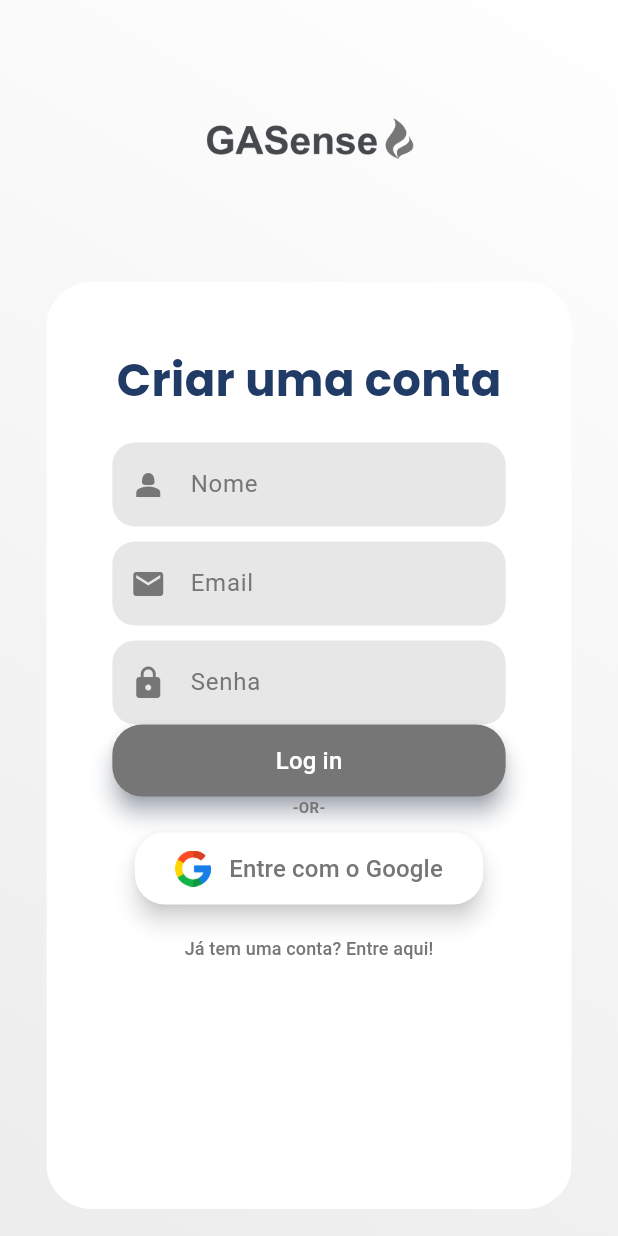
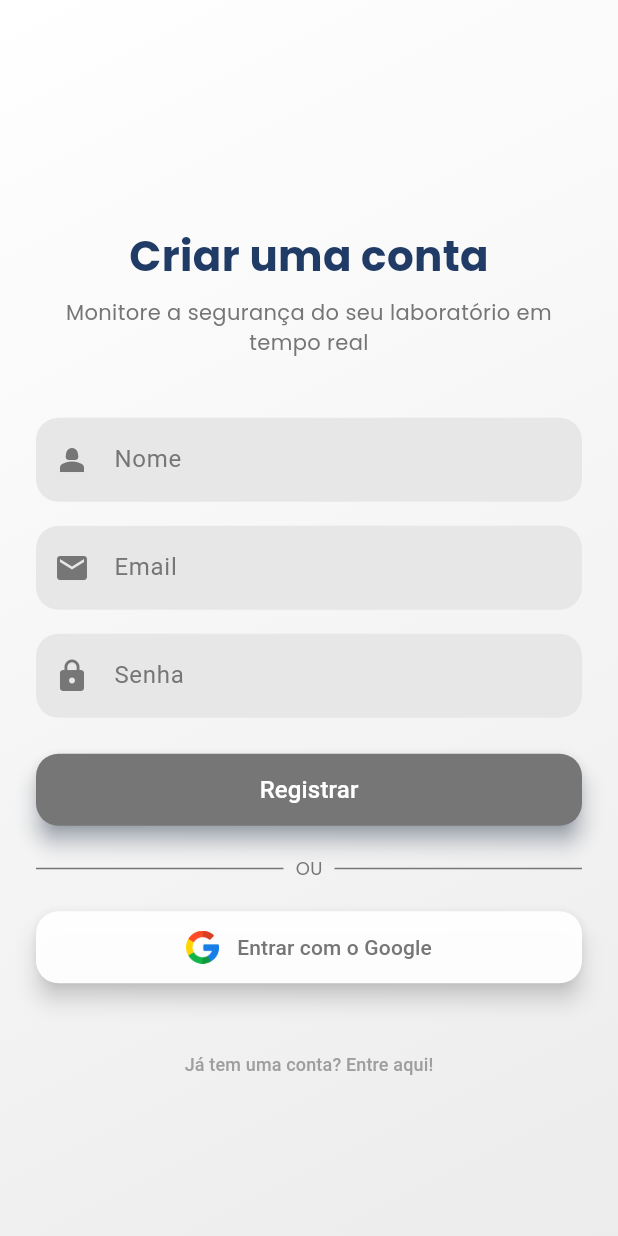
Before and after one commit to GASenseBiopark/frontend, a Flutter app: the SignUpPage screen opened directly, on a phone screen of 412 x 824 dp. Run offline on Flutter 3.47's test engine with Material 3 defaults, Android fonts, the light colour scheme and no system bars; our stand-ins replace google_fonts, sqflite; accounts and stored records are empty.

Commit message:
Design ajustados, tela de login, logon, welcome.

```diff
--- a/lib/pages/auth/sign_up.dart
+++ b/lib/pages/auth/sign_up.dart
@@ -12,173 +12,174 @@
 }
 
 class _SignUpPageState extends State<SignUpPage> {
+  final TextEditingController nomeController = TextEditingController();
   final TextEditingController emailController = TextEditingController();
   final TextEditingController senhaController = TextEditingController();
 
   @override
   Widget build(BuildContext context) {
-    return Scaffold(
-      body: Container(
-        decoration: BoxDecoration(
-          gradient: LinearGradient(
-            transform: GradientRotation(1),
-            begin: Alignment.topLeft,
-            end: Alignment.bottomRight,
-            colors: [
-              Color.fromARGB(255, 255, 255, 255),
-              Color.fromARGB(255, 236, 236, 236),
-            ],
+    final screenWidth = MediaQuery.of(context).size.width;
+    final bool isDesktop = screenWidth >= 800;
+
+    Widget content = Column(
+      crossAxisAlignment: CrossAxisAlignment.center,
+      children: [
+        if (!isDesktop) const SizedBox(height: 60),
+
+        Text(
+          "Criar uma conta",
+          style: AppText.titulo.copyWith(
+            fontSize: 28,
+            fontWeight: FontWeight.bold,
+            color: AppColors.blue,
           ),
         ),
-        width: double.infinity,
-        height: double.infinity,
-        child: Column(
-          mainAxisAlignment: MainAxisAlignment.center,
-          children: [
-            Image.asset('assets/logo2.png', width: 150, height: 150),
-            const SizedBox(height: 20),
-            ClipRRect(
-              borderRadius: const BorderRadius.all(Radius.circular(30)),
-              child: Container(
-                width: MediaQuery.of(context).size.width * 0.85,
-                height: MediaQuery.of(context).size.height * 0.75,
-                padding: const EdgeInsets.all(24),
-                decoration: const BoxDecoration(color: AppColors.white),
-                child: SingleChildScrollView(
-                  child: Padding(
-                    padding: const EdgeInsets.all(20.0),
-                    child: Column(
-                      children: [
-                        Text("Criar uma conta", style: AppText.titulo),
-                        const SizedBox(height: 20),
+        const SizedBox(height: 8),
+        Text(
+          "Monitore a segurança do seu laboratório em tempo real",
+          textAlign: TextAlign.center,
+          style: AppText.textoPequeno.copyWith(
+            fontSize: 14,
+            color: Colors.grey[600],
+          ),
+        ),
+        const SizedBox(height: 40),
         inputFormulario(
-                          controller: emailController,
+          controller: nomeController,
           textoLabel: "Nome",
           icone: Icons.person_2,
         ),
-                        const SizedBox(height: 10),
+        const SizedBox(height: 16),
         inputFormulario(
           controller: emailController,
           textoLabel: "Email",
           icone: Icons.email,
         ),
-                        const SizedBox(height: 10),
+        const SizedBox(height: 16),
         inputFormulario(
           controller: senhaController,
           textoLabel: "Senha",
           icone: Icons.lock,
         ),
-                        Padding(
-                          padding: const EdgeInsets.fromLTRB(0, 0, 0, 0),
-                          child: SizedBox(
+        const SizedBox(height: 24),
+        SizedBox(
           width: double.infinity,
           height: 48,
           child: ElevatedButton(
             onPressed: () {
-                                Navigator.push(
+              Navigator.pushReplacement(
                 context,
-                                  MaterialPageRoute(
-                                    builder: (context) => const HomePage(),
-                                  ),
+                MaterialPageRoute(builder: (context) => const HomePage()),
               );
             },
             style: ElevatedButton.styleFrom(
               backgroundColor: AppColors.grey,
-                                foregroundColor: const Color.fromARGB(
-                                  53,
-                                  255,
-                                  255,
-                                  255,
-                                ),
+              foregroundColor: Colors.white,
               elevation: 6,
               shadowColor: AppColors.blue.withOpacity(0.8),
               shape: RoundedRectangleBorder(
-                                  borderRadius: BorderRadius.circular(20),
+                borderRadius: BorderRadius.circular(15),
               ),
             ),
-                              child: const Text(
-                                "Log in",
-                                style: TextStyle(
-                                  fontSize: 16,
-                                  color: Colors.white,
+            child: const Text("Registrar", style: TextStyle(fontSize: 16)),
           ),
         ),
+        const SizedBox(height: 20),
+        Row(
+          children: [
+            Expanded(child: Divider(color: AppColors.grey)),
+            Padding(
+              padding: const EdgeInsets.symmetric(horizontal: 8.0),
+              child: Text("OU", style: AppText.textoPequeno),
             ),
+            Expanded(child: Divider(color: AppColors.grey)),
+          ],
         ),
-                        ),
-                        const Text(
-                          "-OR-",
-                          style: TextStyle(
-                            fontSize: 10,
-                            fontWeight: FontWeight.bold,
-                          ),
-                        ),
-                        Padding(
-                          padding: const EdgeInsets.fromLTRB(15, 10, 15, 5),
-                          child: SizedBox(
+        const SizedBox(height: 20),
+        SizedBox(
           width: double.infinity,
           height: 48,
           child: ElevatedButton(
             onPressed: () {},
             style: ElevatedButton.styleFrom(
-                                backgroundColor: const Color.fromARGB(
-                                  255,
-                                  255,
-                                  255,
-                                  255,
-                                ),
-                                foregroundColor: AppColors.blue,
+              backgroundColor: const Color.fromARGB(246, 255, 255, 255),
               elevation: 6,
-                                shadowColor: Colors.black.withOpacity(0.8),
+              shadowColor: AppColors.black.withOpacity(0.8),
               shape: RoundedRectangleBorder(
-                                  borderRadius: BorderRadius.circular(20),
+                borderRadius: BorderRadius.circular(15),
               ),
             ),
             child: Row(
               mainAxisAlignment: MainAxisAlignment.center,
               children: [
-                                  Image.asset(
-                                    'assets/google.png',
-                                    width: 24,
-                                    height: 24,
-                                  ),
+                Image.asset('assets/google.png', width: 22, height: 22),
                 const SizedBox(width: 12),
                 const Text(
-                                    "Entre com o Google",
-                                    style: TextStyle(
-                                      fontSize: 16,
-                                      color: AppColors.grey,
-                                    ),
+                  "Entrar com o Google",
+                  style: TextStyle(fontSize: 14, color: AppColors.grey),
                 ),
               ],
             ),
           ),
         ),
-                        ),
+        const SizedBox(height: 30),
         TextButton(
           onPressed: () {
-                            Navigator.push(
+            Navigator.pushReplacement(
               context,
-                              MaterialPageRoute(
-                                builder: (context) => LogInPage(),
-                              ),
+              MaterialPageRoute(builder: (context) => const LogInPage()),
             );
           },
           child: const Text(
             "Já tem uma conta? Entre aqui!",
-                            style: TextStyle(
-                              color: AppColors.grey,
-                              fontSize: 12,
-                            ),
+            style: TextStyle(color: Colors.grey, fontSize: 12),
           ),
         ),
       ],
+    );
+
+    return Scaffold(
+      body: Container(
+        decoration: const BoxDecoration(
+          gradient: LinearGradient(
+            begin: Alignment.topLeft,
+            end: Alignment.bottomRight,
+            colors: [Color(0xFFFFFFFF), Color(0xFFECECEC)],
           ),
         ),
+        width: double.infinity,
+        height: double.infinity,
+        child: Center(
+          child: SingleChildScrollView(
+            child:
+                isDesktop
+                    ? Container(
+                      width: 500,
+                      padding: const EdgeInsets.symmetric(
+                        horizontal: 24,
+                        vertical: 32,
+                      ),
+                      decoration: BoxDecoration(
+                        color: Colors.white,
+                        borderRadius: BorderRadius.circular(30),
+                        boxShadow: [
+                          BoxShadow(
+                            color: Colors.black.withAlpha(36),
+                            blurRadius: 20,
+                            offset: const Offset(0, 10),
+                          ),
+                        ],
+                      ),
+                      child: content,
+                    )
+                    : Padding(
+                      padding: const EdgeInsets.symmetric(
+                        horizontal: 24,
+                        vertical: 32,
+                      ),
+                      child: content,
                     ),
           ),
-            ),
-          ],
         ),
       ),
     );
```
Also changed, not shown: lib/home.dart (deleted, +0 -192 lines), lib/pages/auth/log_in.dart (+88 -68 lines), lib/pages/auth/welcome.dart (+7 -12 lines). Lines whose indentation alone changed are shown as unchanged.
